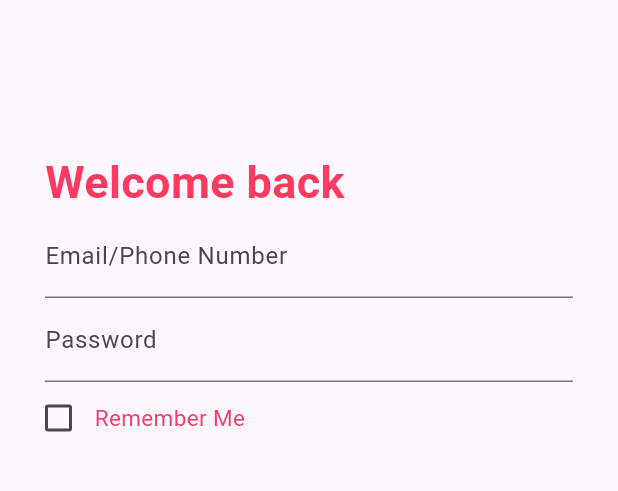
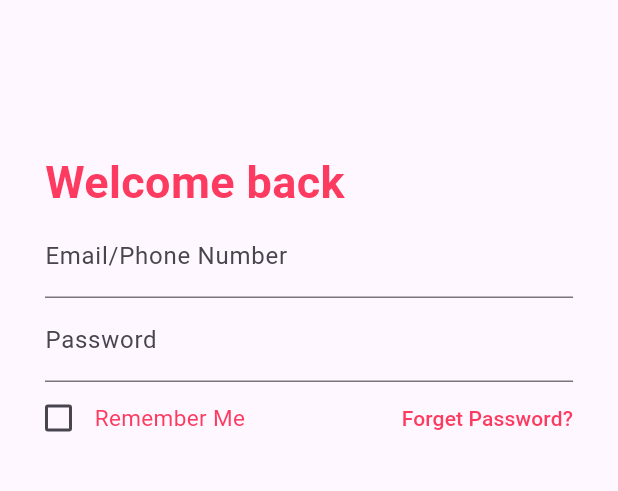
Before and after one commit to jdtdjayasingha/Login-Screen-University-Assignment, a Flutter app: the screen it shows after launch, on a phone screen of 412 x 824 dp, the part 218-709 px from its top. Run offline on Flutter 3.47's test engine with Material 3 defaults, Android fonts, the light colour scheme and no system bars.

Commit message:
Created Forget Password Button

```diff
--- a/lib/main.dart
+++ b/lib/main.dart
@@ -77,6 +77,9 @@
                   left: 15,
                 ),
                 child: Row(
+                  mainAxisAlignment: MainAxisAlignment.spaceBetween,
+                  children: [
+                    Row(
                       children: [
                         Checkbox(
                           activeColor: Colors.red,
@@ -92,6 +95,25 @@
                         ),
                       ],
                     ),
+                    Padding(
+                      padding: const EdgeInsets.only(
+                        right: 18,
+                      ),
+                      child: TextButton(
+                        onPressed: () {},
+                        child: Text(
+                          "Forget Password?",
+                          style: TextStyle(
+                            color: Color.fromARGB(255, 253, 59, 96),
+                          ),
+                        ),
+                      ),
+                    )
+                  ],
+                ),
+              ),
+              Row(
+                children: [],
               ),
             ],
           ),
```
Lines whose indentation alone changed are shown as unchanged.
